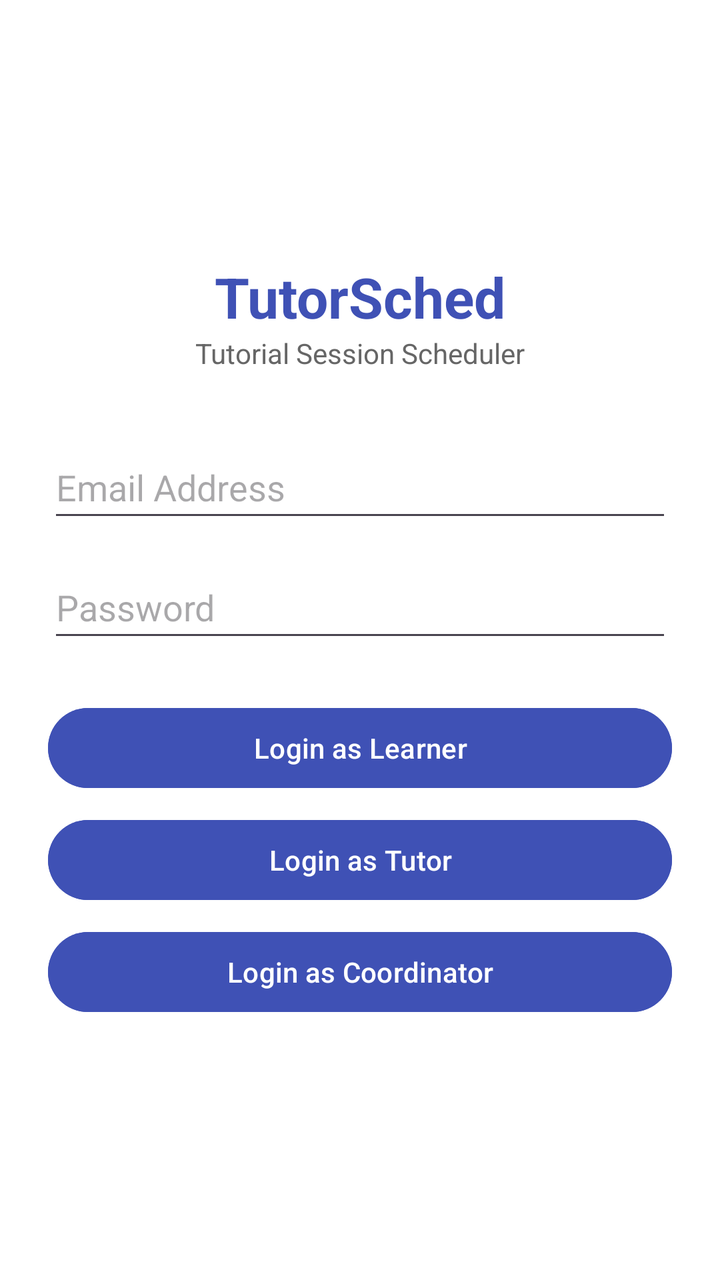
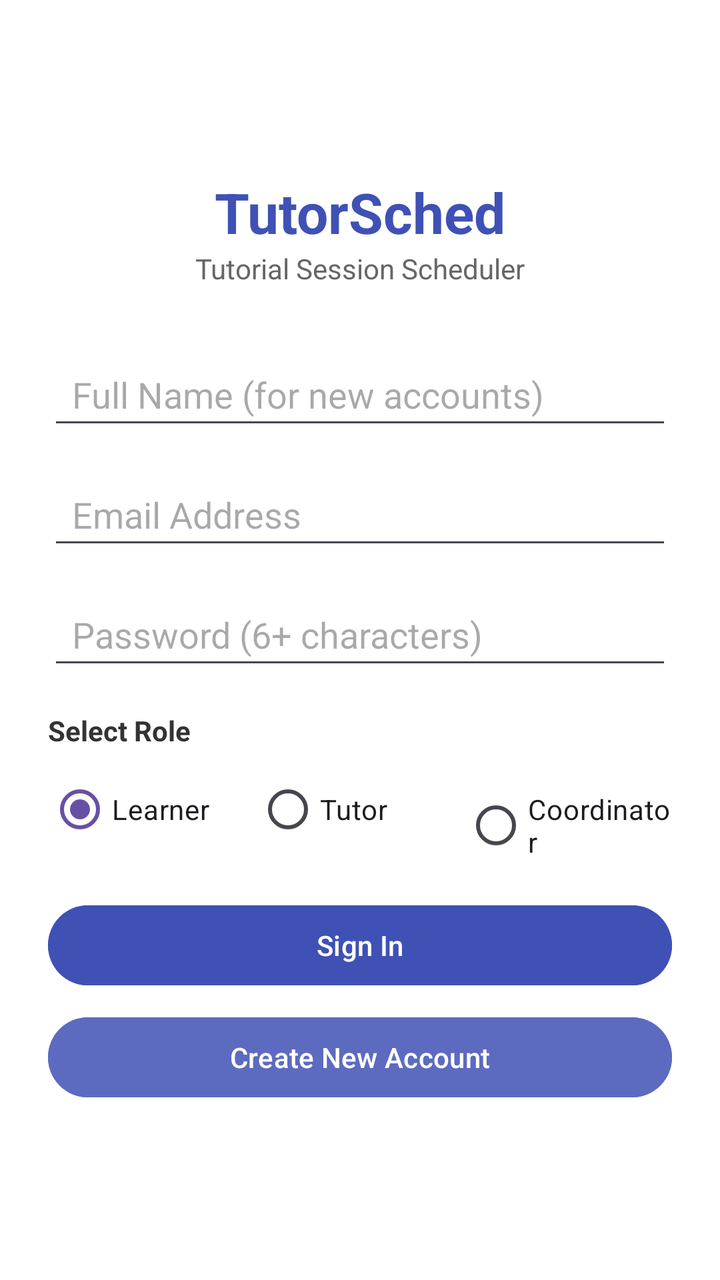

Before-and-after screenshots of an Android layout around one commit, followed by the original layout XML and the change that was made.
<!-- AndroidManifest.xml: application theme Theme.TutorSched -->
<!-- res/layout/activity_login.xml -->
<?xml version="1.0" encoding="utf-8"?>
<LinearLayout xmlns:android="http://schemas.android.com/apk/res/android"
    android:layout_width="match_parent"
    android:layout_height="match_parent"
    android:orientation="vertical"
    android:padding="24dp"
    android:gravity="center"
    android:background="#FFFFFF">

    <TextView
        android:layout_width="wrap_content"
        android:layout_height="wrap_content"
        android:text="TutorSched"
        android:textSize="28sp"
        android:textStyle="bold"
        android:textColor="#3F51B5"/>

    <TextView
        android:layout_width="wrap_content"
        android:layout_height="wrap_content"
        android:text="Tutorial Session Scheduler"
        android:textSize="14sp"
        android:textColor="#666666"
        android:layout_marginBottom="32dp"/>

    <EditText
        android:id="@+id/etEmail"
        android:layout_width="match_parent"
        android:layout_height="wrap_content"
        android:hint="Email Address"
        android:inputType="textEmailAddress"
        android:minHeight="48dp"
        android:layout_marginBottom="12dp"/>

    <EditText
        android:id="@+id/etPassword"
        android:layout_width="match_parent"
        android:layout_height="wrap_content"
        android:hint="Password"
        android:inputType="textPassword"
        android:minHeight="48dp"
        android:layout_marginBottom="24dp"/>

    
    <Button
        android:id="@+id/btnLoginLearner"
        android:layout_width="match_parent"
        android:layout_height="wrap_content"
        android:text="Login as Learner"
        android:backgroundTint="#3F51B5"
        android:textColor="#FFFFFF"
        android:layout_marginBottom="8dp"/>

    <Button
        android:id="@+id/btnLoginTutor"
        android:layout_width="match_parent"
        android:layout_height="wrap_content"
        android:text="Login as Tutor"
        android:backgroundTint="#3F51B5"
        android:textColor="#FFFFFF"
        android:layout_marginBottom="8dp"/>

    <Button
        android:id="@+id/btnLoginCoordinator"
        android:layout_width="match_parent"
        android:layout_height="wrap_content"
        android:text="Login as Coordinator"
        android:backgroundTint="#3F51B5"
        android:textColor="#FFFFFF"/>

</LinearLayout>
<!-- resources referenced by this layout -->
<resources>
  <style name="Theme.TutorSched" parent="Base.Theme.TutorSched" />
  <style name="Base.Theme.TutorSched" parent="Theme.Material3.DayNight.NoActionBar">
          
          
      </style>
</resources>

<!-- the commit's change to res/layout/activity_login.xml (unified diff, before → after) -->
@@ -1,71 +1,119 @@
 <?xml version="1.0" encoding="utf-8"?>
-<LinearLayout xmlns:android="http://schemas.android.com/apk/res/android"
+<ScrollView xmlns:android="http://schemas.android.com/apk/res/android"
     android:layout_width="match_parent"
     android:layout_height="match_parent"
-    android:orientation="vertical"
-    android:padding="24dp"
-    android:gravity="center"
+    android:fillViewport="true"
     android:background="#FFFFFF">
 
-    <TextView
-        android:layout_width="wrap_content"
-        android:layout_height="wrap_content"
-        android:text="TutorSched"
-        android:textSize="28sp"
-        android:textStyle="bold"
-        android:textColor="#3F51B5"/>
+    <LinearLayout
+        android:layout_width="match_parent"
+        android:layout_height="match_parent"
+        android:orientation="vertical"
+        android:gravity="center"
+        android:padding="24dp">
 
-    <TextView
-        android:layout_width="wrap_content"
-        android:layout_height="wrap_content"
-        android:text="Tutorial Session Scheduler"
-        android:textSize="14sp"
-        android:textColor="#666666"
-        android:layout_marginBottom="32dp"/>
+        <TextView
+            android:layout_width="wrap_content"
+            android:layout_height="wrap_content"
+            android:text="TutorSched"
+            android:textSize="28sp"
+            android:textStyle="bold"
+            android:textColor="#3F51B5" />
 
-    <EditText
-        android:id="@+id/etEmail"
-        android:layout_width="match_parent"
-        android:layout_height="wrap_content"
-        android:hint="Email Address"
-        android:inputType="textEmailAddress"
-        android:minHeight="48dp"
-        android:layout_marginBottom="12dp"/>
+        <TextView
+            android:layout_width="wrap_content"
+            android:layout_height="wrap_content"
+            android:text="Tutorial Session Scheduler"
+            android:textSize="14sp"
+            android:textColor="#666666"
+            android:layout_marginBottom="28dp" />
 
-    <EditText
-        android:id="@+id/etPassword"
-        android:layout_width="match_parent"
-        android:layout_height="wrap_content"
-        android:hint="Password"
-        android:inputType="textPassword"
-        android:minHeight="48dp"
-        android:layout_marginBottom="24dp"/>
+        <EditText
+            android:id="@+id/etFullName"
+            android:layout_width="match_parent"
+            android:layout_height="wrap_content"
+            android:hint="Full Name (for new accounts)"
+            android:inputType="textPersonName"
+            android:minHeight="48dp"
+            android:paddingHorizontal="12dp"
+            android:layout_marginBottom="12dp" />
 
-    
-    <Button
-        android:id="@+id/btnLoginLearner"
-        android:layout_width="match_parent"
-        android:layout_height="wrap_content"
-        android:text="Login as Learner"
-        android:backgroundTint="#3F51B5"
-        android:textColor="#FFFFFF"
-        android:layout_marginBottom="8dp"/>
+        <EditText
+            android:id="@+id/etEmail"
+            android:layout_width="match_parent"
+            android:layout_height="wrap_content"
+            android:hint="Email Address"
+            android:inputType="textEmailAddress"
+            android:minHeight="48dp"
+            android:paddingHorizontal="12dp"
+            android:layout_marginBottom="12dp" />
 
-    <Button
-        android:id="@+id/btnLoginTutor"
-        android:layout_width="match_parent"
-        android:layout_height="wrap_content"
-        android:text="Login as Tutor"
-        android:backgroundTint="#3F51B5"
-        android:textColor="#FFFFFF"
-        android:layout_marginBottom="8dp"/>
+        <EditText
+            android:id="@+id/etPassword"
+            android:layout_width="match_parent"
+            android:layout_height="wrap_content"
+            android:hint="Password (6+ characters)"
+            android:inputType="textPassword"
+            android:minHeight="48dp"
+            android:paddingHorizontal="12dp"
+            android:layout_marginBottom="16dp" />
 
-    <Button
-        android:id="@+id/btnLoginCoordinator"
-        android:layout_width="match_parent"
-        android:layout_height="wrap_content"
-        android:text="Login as Coordinator"
-        android:backgroundTint="#3F51B5"
-        android:textColor="#FFFFFF"/>
+        <TextView
+            android:layout_width="match_parent"
+            android:layout_height="wrap_content"
+            android:text="Select Role"
+            android:textStyle="bold"
+            android:textColor="#333333"
+            android:layout_marginBottom="6dp" />
 
-</LinearLayout>
+        <RadioGroup
+            android:id="@+id/rgRole"
+            android:layout_width="match_parent"
+            android:layout_height="wrap_content"
+            android:orientation="horizontal"
+            android:layout_marginBottom="20dp">
+
+            <RadioButton
+                android:id="@+id/rbLearner"
+                android:layout_width="0dp"
+                android:layout_weight="1"
+                android:layout_height="wrap_content"
+                android:checked="true"
+                android:text="Learner" />
+
+            <RadioButton
+                android:id="@+id/rbTutor"
+                android:layout_width="0dp"
+                android:layout_weight="1"
+                android:layout_height="wrap_content"
+                android:text="Tutor" />
+
+            <RadioButton
+                android:id="@+id/rbCoordinator"
+                android:layout_width="0dp"
+                android:layout_weight="1"
+                android:layout_height="wrap_content"
+                android:text="Coordinator" />
+        </RadioGroup>
+
+        <Button
+            android:id="@+id/btnSignIn"
+            android:layout_width="match_parent"
+            android:layout_height="wrap_content"
+            android:text="Sign In"
+            android:backgroundTint="#3F51B5"
+            android:textColor="#FFFFFF"
+            android:minHeight="48dp"
+            android:layout_marginBottom="8dp" />
+
+        <Button
+            android:id="@+id/btnRegister"
+            android:layout_width="match_parent"
+            android:layout_height="wrap_content"
+            android:text="Create New Account"
+            android:backgroundTint="#5C6BC0"
+            android:textColor="#FFFFFF"
+            android:minHeight="48dp" />
+
+    </LinearLayout>
+</ScrollView>
